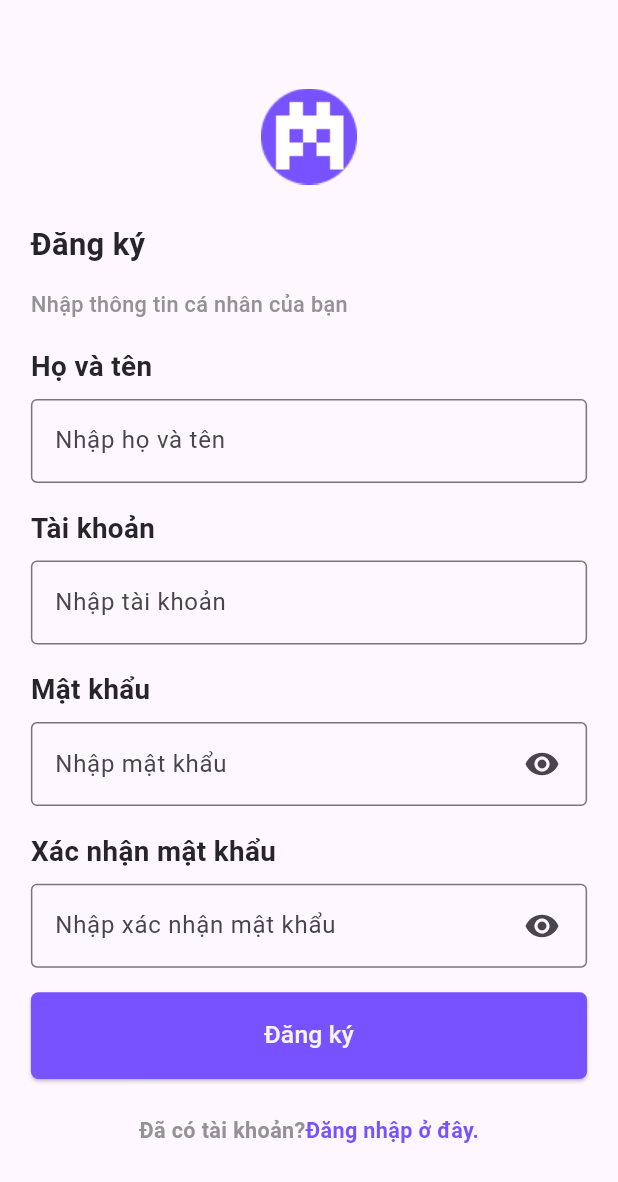
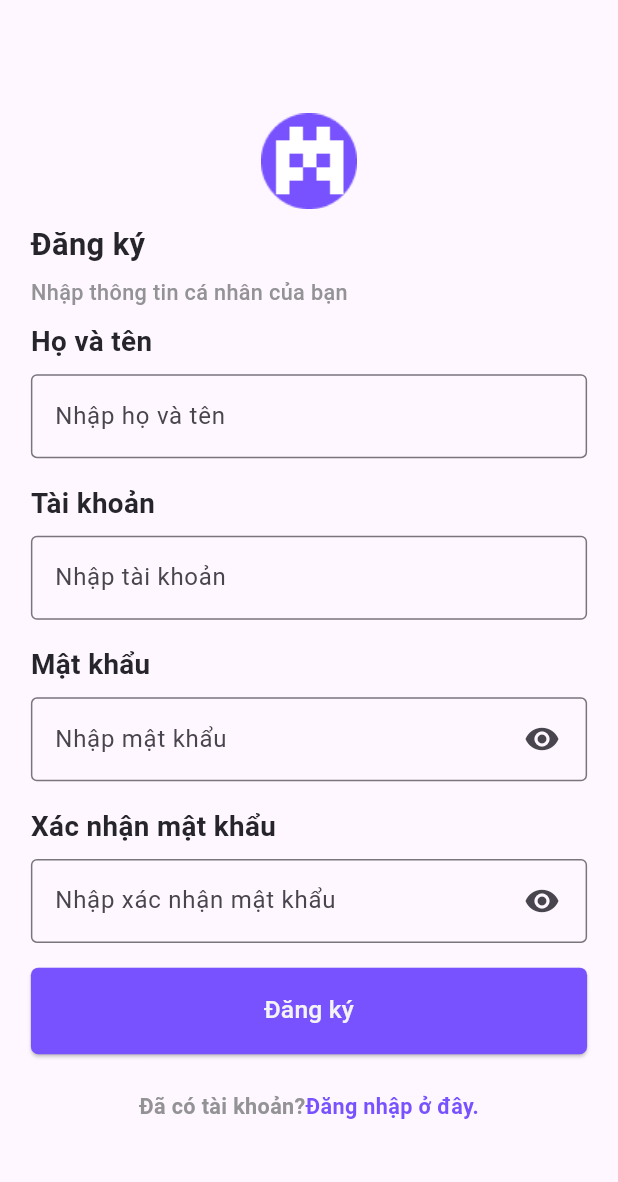
Before and after one commit to Vanduy1706/media_app_flutter, a Flutter app: the RegisterPage screen opened directly, on a phone screen of 412 x 824 dp. Shown: the top 1182 px of the screen. Run offline on Flutter 3.47's test engine with Material 3 defaults, Android fonts, the light colour scheme and no system bars; our stand-ins replace flutter_svg.

Commit message:
Fix code register page UI

```diff
--- a/lib/features/authentication/register/register_page.dart
+++ b/lib/features/authentication/register/register_page.dart
@@ -17,7 +17,7 @@ class _RegisterPageState extends State<RegisterPage> {
     return Scaffold(
       body: SingleChildScrollView(
         child: SizedBox(
-          height: screenHeight - MediaQuery.of(context).padding.top,
+          height: screenHeight,
           child: Column(
             mainAxisAlignment: MainAxisAlignment.center,
             children: [
@@ -27,7 +27,7 @@ class _RegisterPageState extends State<RegisterPage> {
                   crossAxisAlignment: CrossAxisAlignment.center,
                   children: [
                     Padding(
-                      padding: EdgeInsets.only(bottom: screenHeight * 0.03), // 3% of screen height as padding
+                      padding: EdgeInsets.only(bottom: screenHeight * 0.01), // 3% of screen height as padding
                       child: Image.asset('assets/images/logo.png'),
                     ),
                     Column(
@@ -41,7 +41,7 @@ class _RegisterPageState extends State<RegisterPage> {
                             fontSize: screenWidth * 0.05, // 5% of screen width as font size
                           ),
                         ),
-                        SizedBox(height: screenHeight * 0.02), // 2% of screen height as space
+                        SizedBox(height: screenHeight * 0.01), // 2% of screen height as space
                         Text(
                           "Nhập thông tin cá nhân của bạn",
                           style: TextStyle(
@@ -50,7 +50,7 @@ class _RegisterPageState extends State<RegisterPage> {
                             fontSize: screenWidth * 0.035, // 3.5% of screen width as font size
                           ),
                         ),
-                        SizedBox(height: screenHeight * 0.02),
+                        SizedBox(height: screenHeight * 0.01),
                         Column(
                           crossAxisAlignment: CrossAxisAlignment.start,
                           children: [
```
